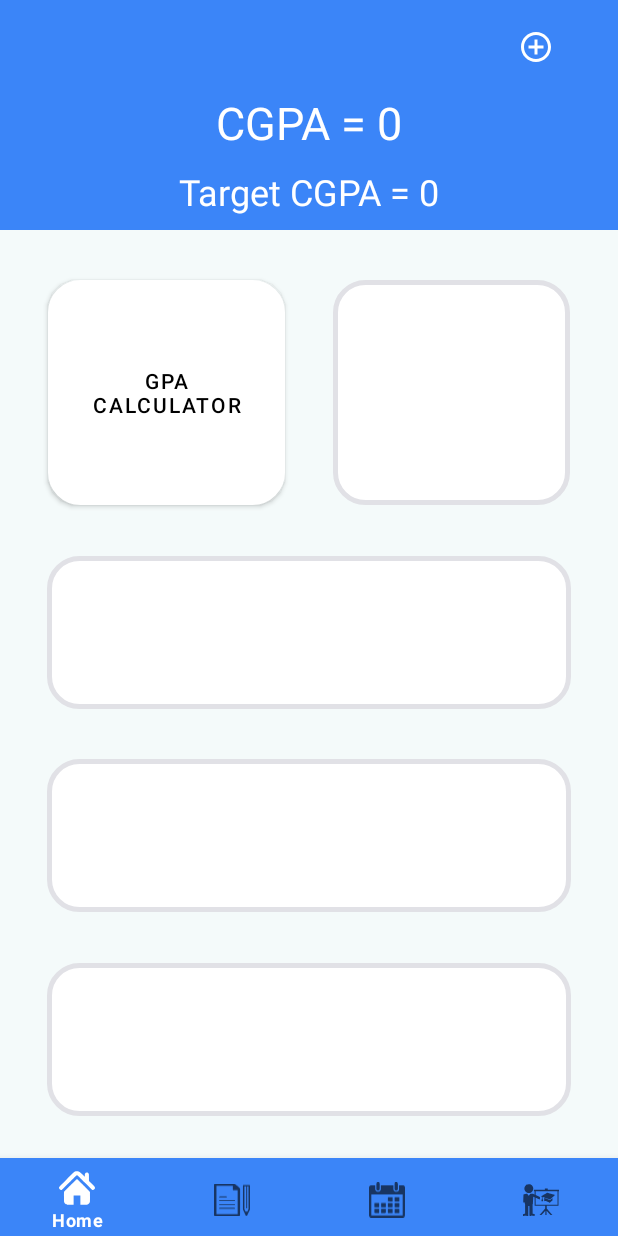
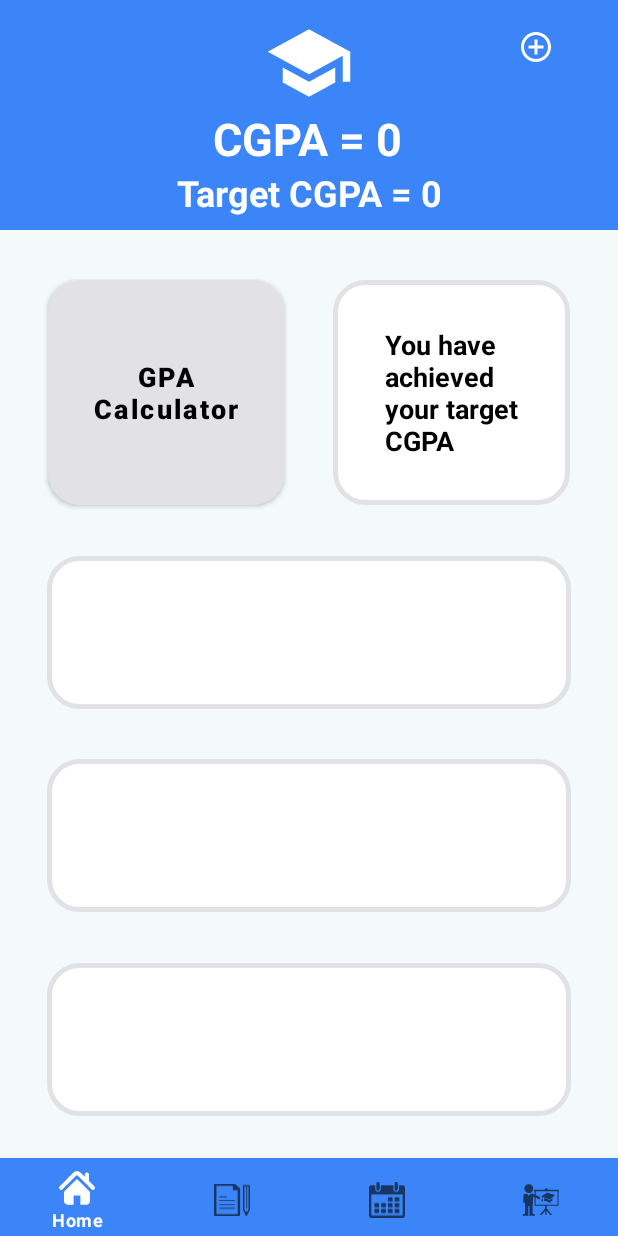
Before and after one commit to rlvidanapathirana/UniLife, an Android app: the screen it shows after launch (MainActivity), on a phone screen of 412 x 824 dp. Run offline under Robolectric (Android 15) with nearby library versions, the phone set to English and light mode, and no system bars.

Commit message:
adding cgpa target updated

```diff
--- a/app/src/main/java/com/shadowsquad/unilife/HomeFragment.java
+++ b/app/src/main/java/com/shadowsquad/unilife/HomeFragment.java
@@ -14,11 +14,13 @@ import androidx.fragment.app.Fragment;
 import androidx.fragment.app.FragmentManager;
 import androidx.fragment.app.FragmentTransaction;
 
+import java.text.DecimalFormat;
+
 public class HomeFragment extends Fragment {
 
     Button btnCal;
     ImageButton addBtn;
-    TextView txtCgpa, txtTarget;
+    TextView txtCgpa, txtTarget, txtNeeded;
 
     DbHandler dbHandler;
 //
@@ -32,6 +34,7 @@ public class HomeFragment extends Fragment {
 
         txtCgpa = (TextView) view.findViewById(R.id.textViewCgpa);
         txtTarget = (TextView) view.findViewById(R.id.textViewTarget);
+        txtNeeded = (TextView) view.findViewById(R.id.textLine);
         btnCal = (Button) view.findViewById(R.id.btnCalc);
         addBtn = (ImageButton) view.findViewById(R.id.addImgBtn);
 
@@ -63,6 +66,8 @@ public class HomeFragment extends Fragment {
             }
         });
 
+        needed(Double.parseDouble(gpamodel.getTarget()) - Double.parseDouble(gpamodel.getCgpa()));
+
         return view;
     }
 
@@ -71,4 +76,14 @@ public class HomeFragment extends Fragment {
         popup.show(getActivity().getSupportFragmentManager(), "example popup");
     }
 
+    public void needed(double value) {
+        if (value > 0) {
+            DecimalFormat df = new DecimalFormat("0.00");
+            txtNeeded.setText("You need to\nincrease your\nCGPA by " + df.format(value));
+        }
+        else {
+            txtNeeded.setText("You have\nachieved\nyour target\nCGPA");
+        }
+    }
+
 }
--- /dev/null
+++ b/app/src/main/res/drawable/undergraduate_icon.xml
@@ -0,0 +1,5 @@
+<vector android:height="24dp" android:tint="#FFFFFF"
+    android:viewportHeight="24" android:viewportWidth="24"
+    android:width="24dp" xmlns:android="http://schemas.android.com/apk/res/android">
+    <path android:fillColor="@android:color/white" android:pathData="M5,13.18v4L12,21l7,-3.82v-4L12,17l-7,-3.82zM12,3L1,9l11,6 9,-4.91V17h2V9L12,3z"/>
+</vector>
--- a/app/src/main/res/layout/fragment_home.xml
+++ b/app/src/main/res/layout/fragment_home.xml
@@ -32,29 +32,39 @@
             android:id="@+id/textViewCgpa"
             android:layout_width="wrap_content"
             android:layout_height="wrap_content"
-            android:layout_marginTop="61dp"
             android:text="TextView"
             android:textColor="@color/white"
             android:textSize="30sp"
+            android:textStyle="bold"
             app:layout_constraintEnd_toEndOf="parent"
-            app:layout_constraintHorizontal_bias="0.5"
+            app:layout_constraintHorizontal_bias="0.498"
             app:layout_constraintStart_toStartOf="parent"
-            app:layout_constraintTop_toTopOf="parent" />
+            app:layout_constraintTop_toBottomOf="@+id/imageView3" />
 
         <TextView
             android:id="@+id/textViewTarget"
             android:layout_width="wrap_content"
             android:layout_height="wrap_content"
-            android:layout_marginTop="24dp"
-            android:layout_marginBottom="24dp"
+            android:layout_marginBottom="9dp"
             android:text="TextView"
             android:textColor="@color/white"
             android:textSize="24sp"
+            android:textStyle="bold"
             app:layout_constraintBottom_toBottomOf="parent"
+            app:layout_constraintEnd_toEndOf="parent"
+            app:layout_constraintStart_toStartOf="parent"
+            app:layout_constraintTop_toBottomOf="@+id/textViewCgpa" />
+
+        <ImageView
+            android:id="@+id/imageView3"
+            android:layout_width="60dp"
+            android:layout_height="60dp"
+            android:layout_marginTop="12dp"
             app:layout_constraintEnd_toEndOf="parent"
             app:layout_constraintHorizontal_bias="0.5"
             app:layout_constraintStart_toStartOf="parent"
-            app:layout_constraintTop_toBottomOf="@+id/textViewCgpa" />
+            app:layout_constraintTop_toTopOf="parent"
+            app:srcCompat="@drawable/undergraduate_icon" />
 
     </androidx.constraintlayout.widget.ConstraintLayout>
 
@@ -67,7 +77,22 @@
         app:layout_constraintEnd_toEndOf="parent"
         app:layout_constraintHorizontal_bias="0.5"
         app:layout_constraintStart_toEndOf="@+id/btnCalc"
-        app:layout_constraintTop_toBottomOf="@+id/constraintLayout1"></androidx.constraintlayout.widget.ConstraintLayout>
+        app:layout_constraintTop_toBottomOf="@+id/constraintLayout1">
+
+        <TextView
+            android:id="@+id/textLine"
+            android:layout_width="wrap_content"
+            android:layout_height="wrap_content"
+            android:text="TextView"
+            android:textColor="@color/black"
+            android:textSize="18sp"
+            android:textStyle="bold"
+            app:layout_constraintBottom_toBottomOf="parent"
+            app:layout_constraintEnd_toEndOf="parent"
+            app:layout_constraintHorizontal_bias="0.5"
+            app:layout_constraintStart_toStartOf="parent"
+            app:layout_constraintTop_toTopOf="parent" />
+    </androidx.constraintlayout.widget.ConstraintLayout>
 
     <androidx.constraintlayout.widget.ConstraintLayout
         android:id="@+id/linearLayout2"
@@ -112,6 +137,10 @@
         android:layout_height="150dp"
         android:background="@drawable/rounded"
         android:text="@string/gpaCalc"
+        android:textAllCaps="false"
+        android:textSize="18sp"
+        android:textStyle="bold"
+        app:backgroundTint="@color/shadow"
         app:layout_constraintBottom_toTopOf="@+id/linearLayout2"
         app:layout_constraintEnd_toStartOf="@+id/frameLayout"
         app:layout_constraintHorizontal_bias="0.5"
```
